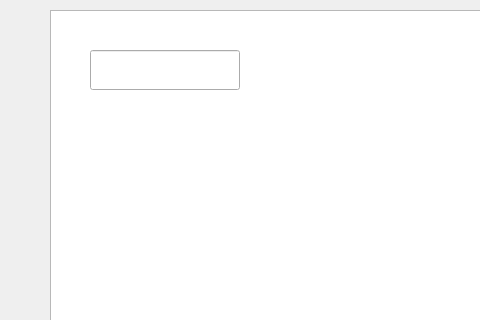
Qt form hangman.ui (msolimann22/A2-Hangman) before a commit; both pictures show x 0 to 480 and y 0 to 320 of the 800 by 600 pixel window.
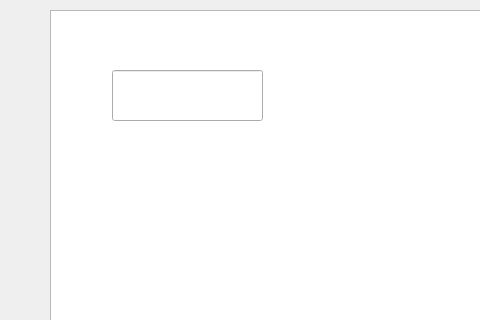
The same form after that commit.

Commit message: We added code to check the guessword

The edit to the form file:
```diff
--- a/hangman.ui
+++ b/hangman.ui
@@ -27,10 +27,10 @@
    <widget class="QLineEdit" name="TextBox">
     <property name="geometry">
      <rect>
-      <x>90</x>
-      <y>50</y>
-      <width>150</width>
-      <height>40</height>
+      <x>112</x>
+      <y>70</y>
+      <width>151</width>
+      <height>51</height>
      </rect>
     </property>
    </widget>
```
The commit also changes 2 other files.
